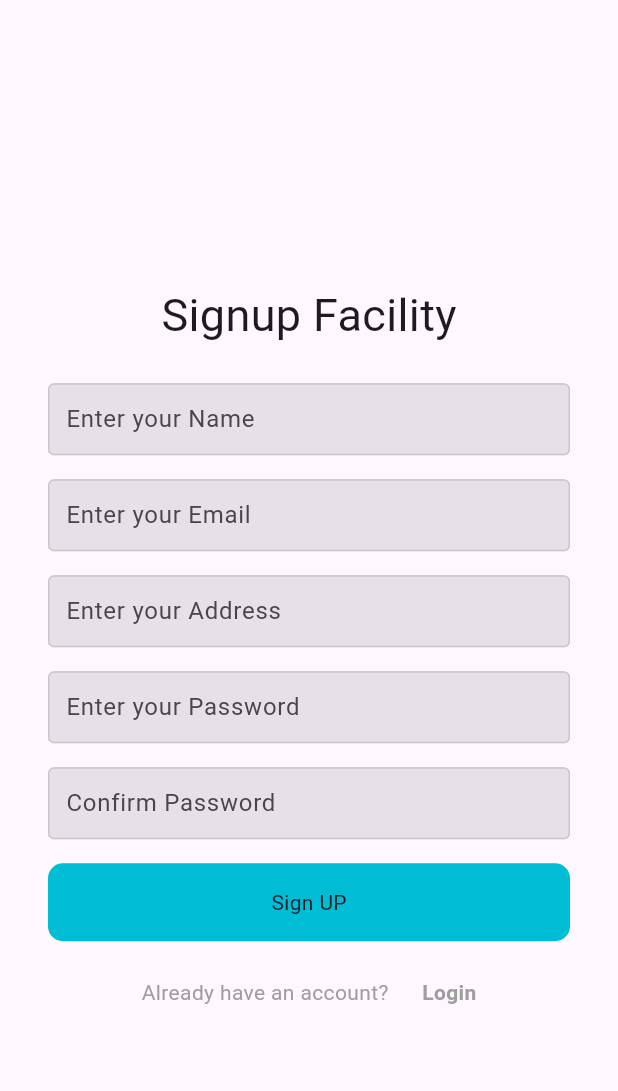
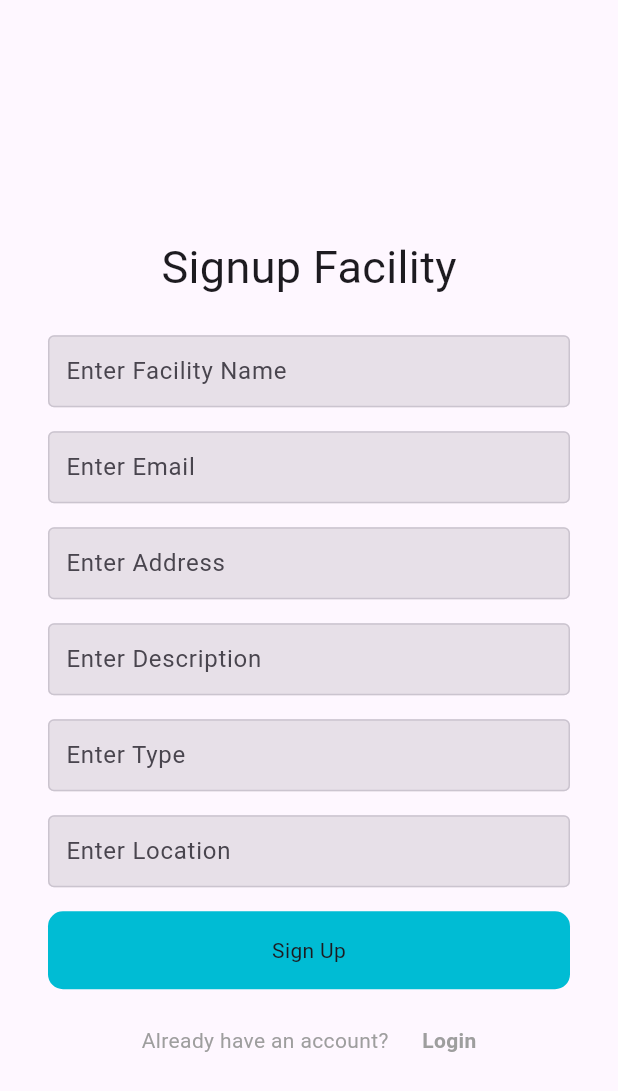
Before and after one commit to srivastava491/SIH, a Flutter app: the SignUpFacilityScreen screen opened directly, on a phone screen of 412 x 824 dp. Shown: the top 1091 px of the screen. Run offline on Flutter 3.47's test engine with Material 2 defaults, Android fonts, the light colour scheme and no system bars; our stand-ins replace shared_preferences; accounts and stored records are empty; network calls fail.

Commit message:
Connect auth pages to backend Fixes #15

```diff
--- a/mobile_app/lib/const/global_variable.dart
+++ b/mobile_app/lib/const/global_variable.dart
@@ -3,3 +3,5 @@ const Login_User_API = "$server_URL/api/signin";
 const Verify_user_logged_in = "$server_URL/tokenIsValid";
 const Get_user_data = "$server_URL/api/user";
 const Register_User_API = "$server_URL/api/signup";
+const facility = "$server_URL/api/ewaste_facilities";
+const Sign_UP_Facility_API = "$facility/signup";
--- a/mobile_app/lib/pages/auth_facility/login_facility.dart
+++ b/mobile_app/lib/pages/auth_facility/login_facility.dart
@@ -1,7 +1,9 @@
 import 'package:flutter/material.dart';
 import 'package:mobile_app/const/colors.dart';
 import 'package:mobile_app/pages/auth/signup_page.dart';
+import 'package:mobile_app/pages/auth_facility/signup_facility.dart';
 import 'package:mobile_app/pages/home/home_screen.dart';
+import 'package:mobile_app/pages/home/home_screen_facility.dart';
 import 'package:mobile_app/widgets/custom_text_feild.dart';
 
 class LoginScreenFacility extends StatefulWidget {
@@ -35,7 +37,7 @@ class _LoginScreenFacilityState extends State<LoginScreenFacility> {
     if (res == 'success') {
       Navigator.pushReplacement(
         context,
-        MaterialPageRoute(builder: (context) => const HomeScreen()),
+        MaterialPageRoute(builder: (context) => const HomeScreenFacility()),
       );
     } else {
       ScaffoldMessenger.of(context).showSnackBar(
@@ -122,7 +124,7 @@ class _LoginScreenFacilityState extends State<LoginScreenFacility> {
                       Navigator.pushReplacement(
                         context,
                         MaterialPageRoute(
-                          builder: (context) => const SignUpScreen(),
+                          builder: (context) => const SignUpFacilityScreen(),
                         ),
                       ),
                     },
--- a/mobile_app/lib/pages/auth_facility/signup_facility.dart
+++ b/mobile_app/lib/pages/auth_facility/signup_facility.dart
@@ -1,7 +1,9 @@
 import 'package:flutter/material.dart';
 import 'package:mobile_app/const/colors.dart';
 import 'package:mobile_app/pages/auth/login_page.dart';
+import 'package:mobile_app/pages/auth_facility/login_facility.dart';
 import 'package:mobile_app/pages/home/home_screen.dart';
+import 'package:mobile_app/pages/home/home_screen_facility.dart';
 import 'package:mobile_app/widgets/custom_text_feild.dart';
 
 class SignUpFacilityScreen extends StatefulWidget {
@@ -12,17 +14,23 @@ class SignUpFacilityScreen extends StatefulWidget {
 }
 
 class _SignUpScreenFacilityState extends State<SignUpFacilityScreen> {
+  final TextEditingController _nameController = TextEditingController();
   final TextEditingController _emailController = TextEditingController();
-  final TextEditingController _passwordController = TextEditingController();
-  final TextEditingController _usernameController = TextEditingController();
   final TextEditingController _addressController = TextEditingController();
+  final TextEditingController _descriptionController = TextEditingController();
+  final TextEditingController _typeController = TextEditingController();
+  final TextEditingController _locationController = TextEditingController();
   bool _isLoading = false;
 
   @override
   void dispose() {
     super.dispose();
+    _nameController.dispose();
     _emailController.dispose();
-    _passwordController.dispose();
+    _addressController.dispose();
+    _descriptionController.dispose();
+    _typeController.dispose();
+    _locationController.dispose();
   }
 
   @override
@@ -48,9 +56,9 @@ class _SignUpScreenFacilityState extends State<SignUpFacilityScreen> {
                 height: 24,
               ),
               CustomTextFeild(
-                  textEditingController: _usernameController,
+                  textEditingController: _nameController,
                   isPass: false,
-                  hintText: 'Enter your Name',
+                  hintText: 'Enter Facility Name',
                   textInputType: TextInputType.text),
               const SizedBox(
                 height: 16,
@@ -58,7 +66,7 @@ class _SignUpScreenFacilityState extends State<SignUpFacilityScreen> {
               CustomTextFeild(
                   textEditingController: _emailController,
                   isPass: false,
-                  hintText: 'Enter your Email',
+                  hintText: 'Enter Email',
                   textInputType: TextInputType.emailAddress),
               const SizedBox(
                 height: 16,
@@ -66,31 +74,38 @@ class _SignUpScreenFacilityState extends State<SignUpFacilityScreen> {
               CustomTextFeild(
                   textEditingController: _addressController,
                   isPass: false,
-                  hintText: 'Enter your Address',
+                  hintText: 'Enter Address',
                   textInputType: TextInputType.text),
               const SizedBox(
                 height: 16,
               ),
               CustomTextFeild(
-                  textEditingController: _passwordController,
-                  isPass: true,
-                  hintText: 'Enter your Password',
-                  textInputType: TextInputType.visiblePassword),
-              //button
+                  textEditingController: _descriptionController,
+                  isPass: false,
+                  hintText: 'Enter Description',
+                  textInputType: TextInputType.text),
               const SizedBox(
                 height: 16,
               ),
               CustomTextFeild(
-                  textEditingController: _passwordController,
-                  isPass: true,
-                  hintText: 'Confirm Password',
-                  textInputType: TextInputType.visiblePassword),
+                  textEditingController: _typeController,
+                  isPass: false,
+                  hintText: 'Enter Type',
+                  textInputType: TextInputType.text),
+              const SizedBox(
+                height: 16,
+              ),
+              CustomTextFeild(
+                  textEditingController: _locationController,
+                  isPass: false,
+                  hintText: 'Enter Location',
+                  textInputType: TextInputType.text),
               //button
               const SizedBox(
                 height: 16,
               ),
               GestureDetector(
-                onTap: () => signUpUser(),
+                onTap: () => signUpFacility(),
                 child: Container(
                   width: double.infinity,
                   padding: const EdgeInsets.symmetric(vertical: 16),
@@ -106,7 +121,7 @@ class _SignUpScreenFacilityState extends State<SignUpFacilityScreen> {
                             color: Colors.black,
                           ),
                         )
-                      : const Text('Sign UP'),
+                      : const Text('Sign Up'),
                 ),
               ),
               const SizedBox(
@@ -126,7 +141,7 @@ class _SignUpScreenFacilityState extends State<SignUpFacilityScreen> {
                       Navigator.pushReplacement(
                         context,
                         MaterialPageRoute(
-                          builder: ((context) => const LoginScreen()),
+                          builder: ((context) => const LoginScreenFacility()),
                         ),
                       ),
                     },
@@ -147,32 +162,20 @@ class _SignUpScreenFacilityState extends State<SignUpFacilityScreen> {
     );
   }
 
-  void signUpUser() async {
+  void signUpFacility() async {
     setState(() {
       _isLoading = true;
     });
-    // setup time for 600 ms
+    // Simulate a signup process (you can replace this with an actual API call)
     await Future.delayed(const Duration(milliseconds: 600));
     setState(() {
       _isLoading = false;
     });
-    const res = "success";
-    if (res != 'success') {
-      showSnackBar(res, context);
-    } else {
-      Navigator.pushReplacement(
-        context,
-        MaterialPageRoute(builder: (context) => const HomeScreen()),
-      );
-    }
+
+    // Assuming signup is successful, navigate to the home screen
+    Navigator.pushReplacement(
+      context,
+      MaterialPageRoute(builder: (context) => const HomeScreenFacility()),
+    );
   }
 }
-
-showSnackBar(String content, BuildContext context) {
-  ScaffoldMessenger.of(context).showSnackBar(
-    SnackBar(
-      content: Text(content),
-      duration: const Duration(seconds: 2),
-    ),
-  );
-}
```
Also changed, not shown: mobile_app/lib/pages/home/home_screen_facility.dart (added, +70 -0 lines), 2 other files.
